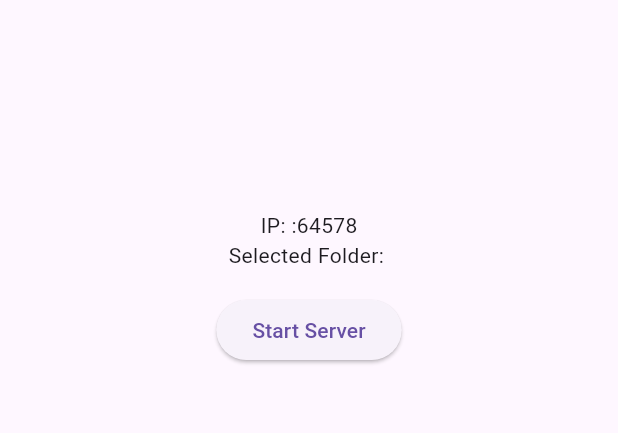
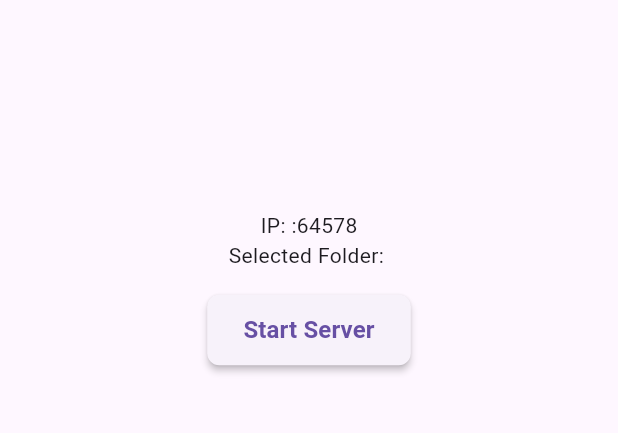
Before and after one commit to bernardopiane/http_server_flutter, a Flutter app: the HomePage screen opened directly, on a phone screen of 412 x 824 dp, the part 63-496 px from its top. Run offline on Flutter 3.47's test engine with Material 3 defaults, Android fonts, the light colour scheme and no system bars; our stand-ins replace connectivity_plus, file_picker, get, permission_handler, qr_flutter; missing offline and left inert: network_info_plus, qr_code_scanner.

Commit message:
Refactored server start/stop buttons

```diff
--- a/lib/view/server_control_button.dart
+++ b/lib/view/server_control_button.dart
@@ -5,7 +5,8 @@ import '../view_model/pages/home_page_view_model.dart';
 class ServerControlButton extends StatelessWidget {
   final HomePageViewModel viewModel;
 
-  const ServerControlButton({Key? key, required this.viewModel}) : super(key: key);
+  const ServerControlButton({Key? key, required this.viewModel})
+      : super(key: key);
 
   @override
   Widget build(BuildContext context) {
@@ -17,20 +18,54 @@ class ServerControlButton extends StatelessWidget {
           transitionBuilder: (Widget child, Animation<double> animation) {
             return FadeTransition(opacity: animation, child: child);
           },
+          // TODO Create new widget for buttons
           child: viewModel.showQr.value
               ? KeyedSubtree(
                   key: UniqueKey(),
                   child: ElevatedButton(
-              style: ElevatedButton.styleFrom(backgroundColor: Colors.red),
+                    style: ElevatedButton.styleFrom(
+                      foregroundColor: Colors.white,
+                      backgroundColor: Colors.red, // Text color
+                      padding: const EdgeInsets.symmetric(
+                          horizontal: 24.0,
+                          vertical: 12.0), // Padding inside the button
+                      shape: RoundedRectangleBorder(
+                        borderRadius:
+                            BorderRadius.circular(8.0), // Rounded corners
+                      ),
+                      elevation: 2.0, // Slight shadow to indicate elevation
+                    ),
                     onPressed: viewModel.stopServer,
-              child: const Text('Stop Server'),
+                    child: const Text(
+                      'Stop Server',
+                      style: TextStyle(
+                        fontSize: 16.0, // Font size
+                        fontWeight: FontWeight.bold, // Font weight
+                      ),
+                    ),
                   ),
                 )
               : KeyedSubtree(
                   key: UniqueKey(),
                   child: ElevatedButton(
+                    style: ElevatedButton.styleFrom(
+                      padding: const EdgeInsets.symmetric(
+                          horizontal: 24.0,
+                          vertical: 12.0), // Padding inside the button
+                      shape: RoundedRectangleBorder(
+                        borderRadius:
+                            BorderRadius.circular(8.0), // Rounded corners
+                      ),
+                      elevation: 2.0, // Slight shadow to indicate elevation
+                    ),
                     onPressed: () => viewModel.openFilePicker(context),
-              child: const Text('Start Server'),
+                    child: const Text(
+                      'Start Server',
+                      style: TextStyle(
+                        fontSize: 16.0, // Font size
+                        fontWeight: FontWeight.bold, // Font weight
+                      ),
+                    ),
                   ),
                 ),
         );
```
Lines whose indentation alone changed are shown as unchanged.
